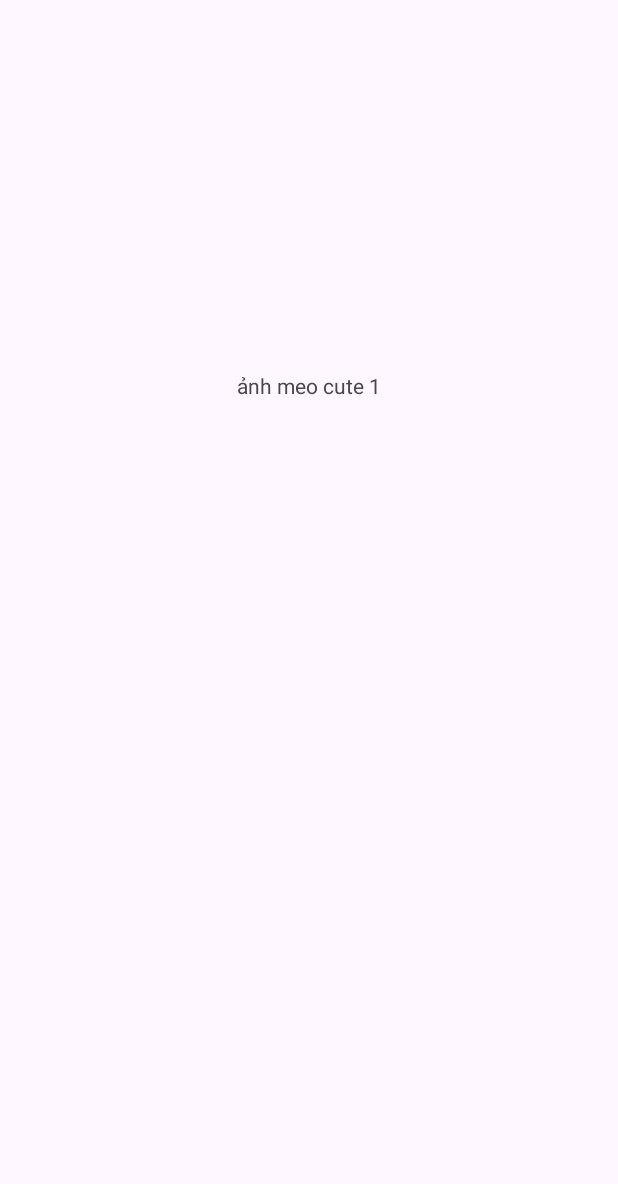
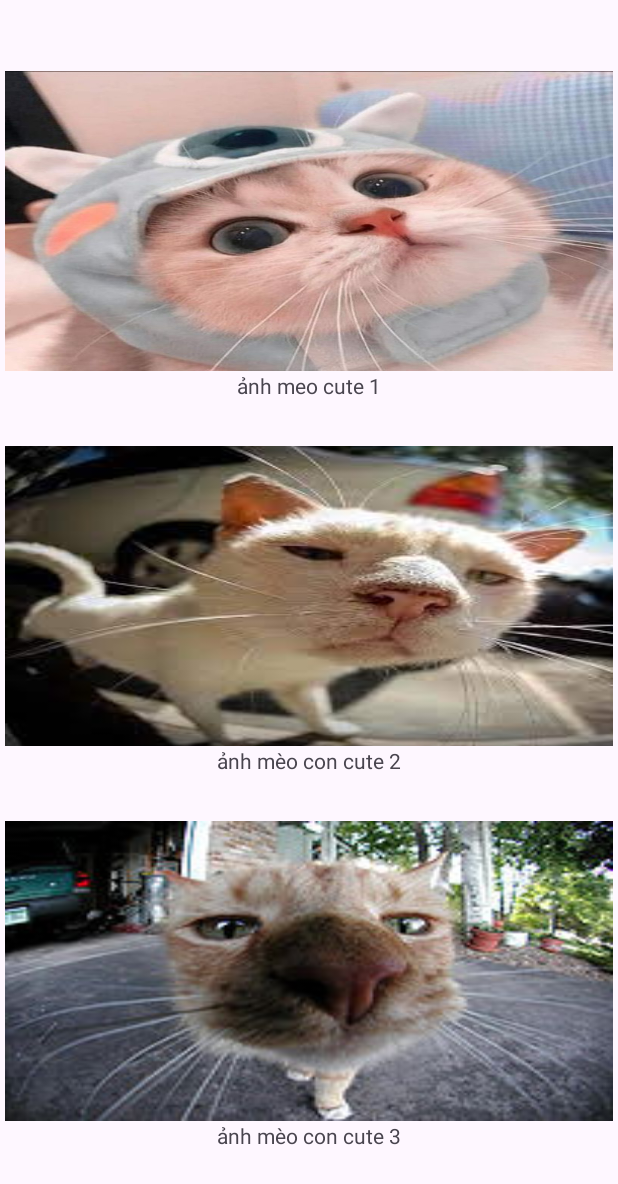
Before and after one commit to ngotrongtin/63131452_AndroidProgramming, an Android app: the screen it shows after launch (MainActivity), on a phone screen of 412 x 824 dp. Before the commit the part shown is almost empty. Shown: the top 1184 px of the screen. Run offline under Robolectric (Android 15) with nearby library versions, the phone set to English and light mode, and no system bars.

Commit message:
recyclerview compl

```diff
--- a/RecyclerView/app/src/main/java/com/example/recyclerview/LandScapeAdapter.java
+++ b/RecyclerView/app/src/main/java/com/example/recyclerview/LandScapeAdapter.java
@@ -27,7 +27,7 @@ public class LandScapeAdapter extends RecyclerView.Adapter<LandScapeAdapter.Item
     public ItemLandHolder onCreateViewHolder(@NonNull ViewGroup parent, int viewType) {
         LayoutInflater cai_bom = LayoutInflater.from(context);
         View vItem = cai_bom.inflate(R.layout.item_land, parent, false);
-        ItemLandHolder viewholderCreated = new ItemLandHolder((vItem));
+        ItemLandHolder viewholderCreated = new ItemLandHolder(vItem);
         return viewholderCreated;
     }
 
@@ -38,7 +38,7 @@ public class LandScapeAdapter extends RecyclerView.Adapter<LandScapeAdapter.Item
         String tenfileAnh = landScapeHienThi.getLandImageFileName();
         holder.tvCaption.setText(caption);
         String packageName = holder.itemView.getContext().getPackageName();
-        int imageID = holder.itemView.getResources().getIdentifier(tenfileAnh, "nipmap", packageName);
+        int imageID = holder.itemView.getResources().getIdentifier(tenfileAnh, "mipmap", packageName);
         holder.ivLandScape.setImageResource(imageID);
     }
 
--- a/RecyclerView/app/src/main/java/com/example/recyclerview/MainActivity.java
+++ b/RecyclerView/app/src/main/java/com/example/recyclerview/MainActivity.java
@@ -21,11 +21,11 @@ public class MainActivity extends AppCompatActivity {
         RecyclerView.LayoutManager layouLinear = new LinearLayoutManager(this);
         recyclerViewLandScape.setLayoutManager(layouLinear);
         landScapeAdapter = new LandScapeAdapter(this, recyclerViewData);
-        recyclerViewLandScape.setAdapter((landScapeAdapter));
+        recyclerViewLandScape.setAdapter(landScapeAdapter);
     }
     ArrayList<LandScape> getDataForRecyclerView(){
         ArrayList<LandScape> dsDuLieu = new ArrayList<LandScape>();
-        LandScape landScape1 = new LandScape("anhmeocute1.jpg", "ảnh meo cute 1");
+        LandScape landScape1 = new LandScape("anhmeocute1", "ảnh meo cute 1");
         dsDuLieu.add(landScape1);
         dsDuLieu.add(new LandScape("anhmeocute2", "ảnh mèo con cute 2"));
         dsDuLieu.add(new LandScape("anhmeocute3", "ảnh mèo con cute 3"));
--- a/RecyclerView/app/src/main/res/layout/item_land.xml
+++ b/RecyclerView/app/src/main/res/layout/item_land.xml
@@ -2,8 +2,9 @@
 <androidx.constraintlayout.widget.ConstraintLayout xmlns:android="http://schemas.android.com/apk/res/android"
     xmlns:app="http://schemas.android.com/apk/res-auto"
     xmlns:tools="http://schemas.android.com/tools"
+    android:id="@+id/recyclerLand"
     android:layout_width="match_parent"
-    android:layout_height="match_parent">
+    android:layout_height="wrap_content">
 
     <ImageView
         android:id="@+id/imageViewLand"
```
